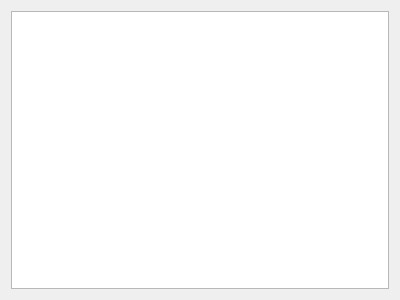
Old version of the form userlist.ui in the repository kechangdev/Easychat.
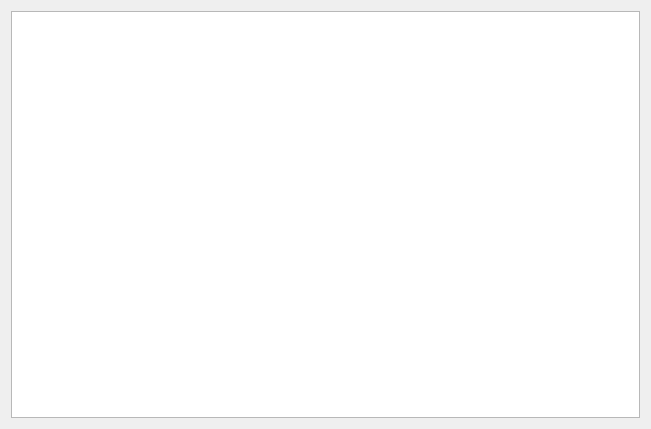
New version of the form.

The edit to the form file:
```diff
--- a/userlist.ui
+++ b/userlist.ui
@@ -6,8 +6,8 @@
    <rect>
     <x>0</x>
     <y>0</y>
-    <width>400</width>
-    <height>300</height>
+    <width>651</width>
+    <height>429</height>
    </rect>
   </property>
   <property name="windowTitle">
```
